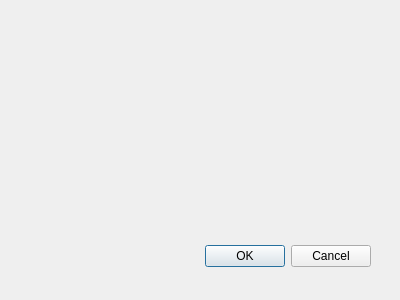
First picture: the form in dev/gui/payloaddlg.ui, repository mikeg2105/mission-mars-py, before the edit.
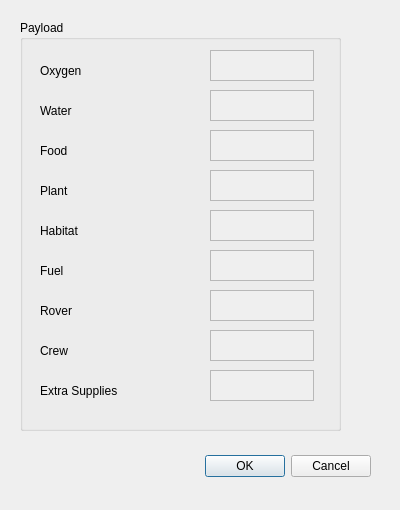
Second picture: the form after the edit.

Commit message: orbital properties dialog and rocket payload dialogs working

The edit to the form file:
```diff
--- a/dev/gui/payloaddlg.ui
+++ b/dev/gui/payloaddlg.ui
@@ -7,7 +7,7 @@
     <x>0</x>
     <y>0</y>
     <width>400</width>
-    <height>300</height>
+    <height>510</height>
    </rect>
   </property>
   <property name="windowTitle">
@@ -17,7 +17,7 @@
    <property name="geometry">
     <rect>
      <x>30</x>
-     <y>240</y>
+     <y>450</y>
      <width>341</width>
      <height>32</height>
     </rect>
@@ -29,6 +29,253 @@
     <set>QDialogButtonBox::Cancel|QDialogButtonBox::Ok</set>
    </property>
   </widget>
+  <widget class="QGroupBox" name="groupBox">
+   <property name="geometry">
+    <rect>
+     <x>20</x>
+     <y>20</y>
+     <width>321</width>
+     <height>411</height>
+    </rect>
+   </property>
+   <property name="title">
+    <string>Payload</string>
+   </property>
+   <widget class="QLabel" name="label">
+    <property name="geometry">
+     <rect>
+      <x>20</x>
+      <y>40</y>
+      <width>121</width>
+      <height>21</height>
+     </rect>
+    </property>
+    <property name="text">
+     <string>Oxygen</string>
+    </property>
+   </widget>
+   <widget class="QLabel" name="label_2">
+    <property name="geometry">
+     <rect>
+      <x>20</x>
+      <y>80</y>
+      <width>121</width>
+      <height>21</height>
+     </rect>
+    </property>
+    <property name="text">
+     <string>Water</string>
+    </property>
+   </widget>
+   <widget class="QLabel" name="label_3">
+    <property name="geometry">
+     <rect>
+      <x>20</x>
+      <y>160</y>
+      <width>121</width>
+      <height>21</height>
+     </rect>
+    </property>
+    <property name="text">
+     <string>Plant</string>
+    </property>
+   </widget>
+   <widget class="QLabel" name="label_4">
+    <property name="geometry">
+     <rect>
+      <x>20</x>
+      <y>120</y>
+      <width>121</width>
+      <height>21</height>
+     </rect>
+    </property>
+    <property name="text">
+     <string>Food</string>
+    </property>
+   </widget>
+   <widget class="QLabel" name="label_5">
+    <property name="geometry">
+     <rect>
+      <x>20</x>
+      <y>240</y>
+      <width>121</width>
+      <height>21</height>
+     </rect>
+    </property>
+    <property name="text">
+     <string>Fuel</string>
+    </property>
+   </widget>
+   <widget class="QLabel" name="label_6">
+    <property name="geometry">
+     <rect>
+      <x>20</x>
+      <y>200</y>
+      <width>121</width>
+      <height>21</height>
+     </rect>
+    </property>
+    <property name="text">
+     <string>Habitat</string>
+    </property>
+   </widget>
+   <widget class="QLabel" name="label_7">
+    <property name="geometry">
+     <rect>
+      <x>20</x>
+      <y>280</y>
+      <width>121</width>
+      <height>21</height>
+     </rect>
+    </property>
+    <property name="text">
+     <string>Rover</string>
+    </property>
+   </widget>
+   <widget class="QLabel" name="label_8">
+    <property name="geometry">
+     <rect>
+      <x>20</x>
+      <y>320</y>
+      <width>121</width>
+      <height>21</height>
+     </rect>
+    </property>
+    <property name="text">
+     <string>Crew</string>
+    </property>
+   </widget>
+   <widget class="QLabel" name="label_9">
+    <property name="geometry">
+     <rect>
+      <x>20</x>
+      <y>360</y>
+      <width>121</width>
+      <height>21</height>
+     </rect>
+    </property>
+    <property name="text">
+     <string>Extra Supplies</string>
+    </property>
+   </widget>
+   <widget class="QTextEdit" name="txted_o2">
+    <property name="enabled">
+     <bool>false</bool>
+    </property>
+    <property name="geometry">
+     <rect>
+      <x>190</x>
+      <y>30</y>
+      <width>104</width>
+      <height>31</height>
+     </rect>
+    </property>
+   </widget>
+   <widget class="QTextEdit" name="txted_h20">
+    <property name="enabled">
+     <bool>false</bool>
+    </property>
+    <property name="geometry">
+     <rect>
+      <x>190</x>
+      <y>70</y>
+      <width>104</width>
+      <height>31</height>
+     </rect>
+    </property>
+   </widget>
+   <widget class="QTextEdit" name="txted_plant">
+    <property name="enabled">
+     <bool>false</bool>
+    </property>
+    <property name="geometry">
+     <rect>
+      <x>190</x>
+      <y>150</y>
+      <width>104</width>
+      <height>31</height>
+     </rect>
+    </property>
+   </widget>
+   <widget class="QTextEdit" name="txted_food">
+    <property name="enabled">
+     <bool>false</bool>
+    </property>
+    <property name="geometry">
+     <rect>
+      <x>190</x>
+      <y>110</y>
+      <width>104</width>
+      <height>31</height>
+     </rect>
+    </property>
+   </widget>
+   <widget class="QTextEdit" name="txted_fuel">
+    <property name="enabled">
+     <bool>false</bool>
+    </property>
+    <property name="geometry">
+     <rect>
+      <x>190</x>
+      <y>230</y>
+      <width>104</width>
+      <height>31</height>
+     </rect>
+    </property>
+   </widget>
+   <widget class="QTextEdit" name="txted_rover">
+    <property name="enabled">
+     <bool>false</bool>
+    </property>
+    <property name="geometry">
+     <rect>
+      <x>190</x>
+      <y>270</y>
+      <width>104</width>
+      <height>31</height>
+     </rect>
+    </property>
+   </widget>
+   <widget class="QTextEdit" name="txted_crew">
+    <property name="enabled">
+     <bool>false</bool>
+    </property>
+    <property name="geometry">
+     <rect>
+      <x>190</x>
+      <y>310</y>
+      <width>104</width>
+      <height>31</height>
+     </rect>
+    </property>
+   </widget>
+   <widget class="QTextEdit" name="txted_habitat">
+    <property name="enabled">
+     <bool>false</bool>
+    </property>
+    <property name="geometry">
+     <rect>
+      <x>190</x>
+      <y>190</y>
+      <width>104</width>
+      <height>31</height>
+     </rect>
+    </property>
+   </widget>
+   <widget class="QTextEdit" name="txted_extras">
+    <property name="enabled">
+     <bool>false</bool>
+    </property>
+    <property name="geometry">
+     <rect>
+      <x>190</x>
+      <y>350</y>
+      <width>104</width>
+      <height>31</height>
+     </rect>
+    </property>
+   </widget>
+  </widget>
  </widget>
  <resources/>
  <connections>
```
Left out of the diff: 3 changed lines with no effect on the pictures. The commit also changes 30 other files.
